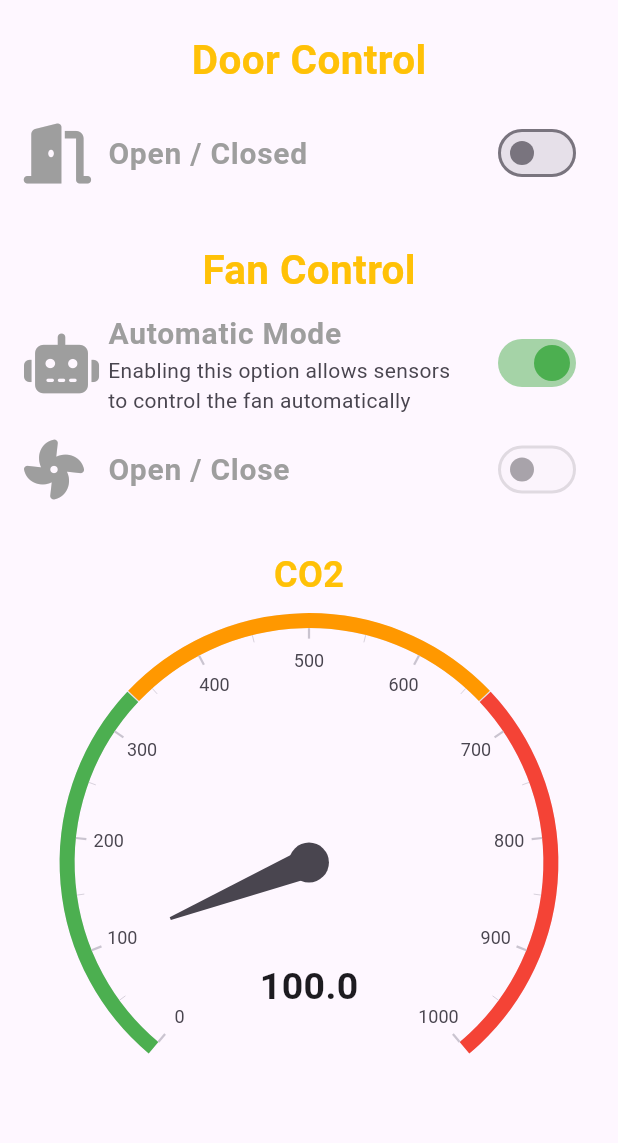
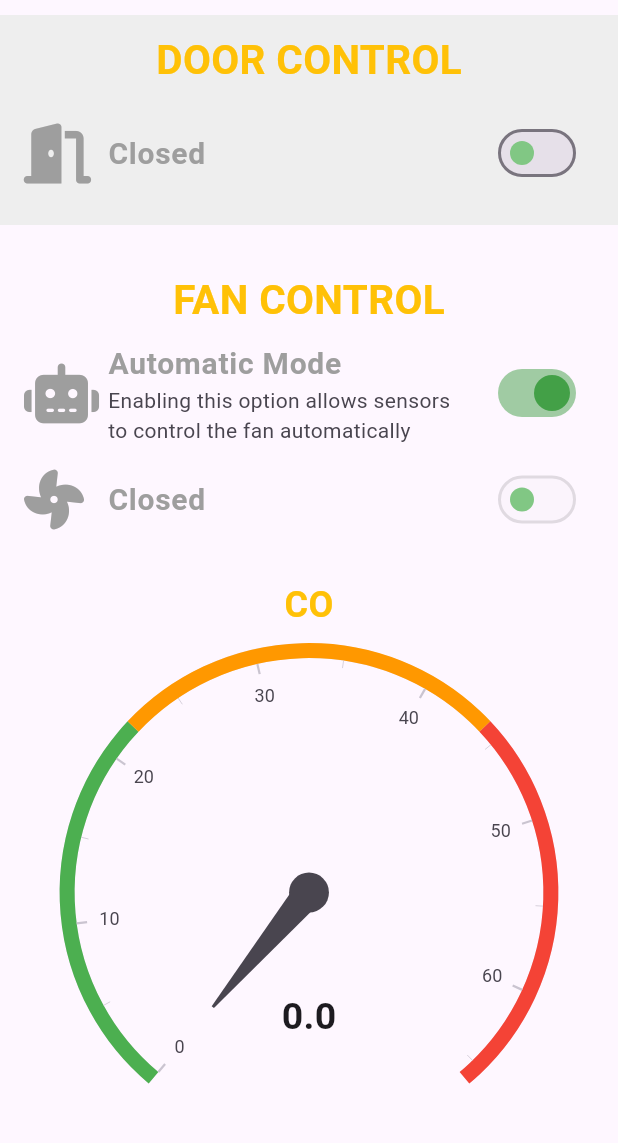
Before and after one commit to MohammadMao/parking_air_quality, a Flutter app: the screen it shows after launch, on a phone screen of 412 x 824 dp, the part 84-1227 px from its top. Run offline on Flutter 3.47's test engine with Material 3 defaults, Android fonts, the light colour scheme and no system bars; drawn by our look-alikes of syncfusion_flutter_gauges; our stand-ins replace font_awesome_flutter; missing offline and left inert: mqtt_client.

Commit message:
connect to mqtt
done subscribe and publish logic

```diff
--- a/lib/functions.dart
+++ b/lib/functions.dart
@@ -3,16 +3,18 @@ import 'package:syncfusion_flutter_gauges/gauges.dart'; // for Gauges/Meters
 
 class SFG extends StatelessWidget {
   final double gas;
+  final double max;
 
-  const SFG({super.key, required this.gas});
+  const SFG({super.key, required this.gas, required this.max});
 
   @override
   Widget build(BuildContext context) {
     return SfRadialGauge(axes: <RadialAxis>[
-      RadialAxis(minimum: 0, maximum: 1000, ranges: <GaugeRange>[
-        GaugeRange(startValue: 0, endValue: 333, color: Colors.green),
-        GaugeRange(startValue: 334, endValue: 666, color: Colors.orange),
-        GaugeRange(startValue: 667, endValue: 1000, color: Colors.red)
+      RadialAxis(minimum: 0, maximum: max, ranges: <GaugeRange>[
+        GaugeRange(startValue: 0, endValue: max / 3, color: Colors.green),
+        GaugeRange(
+            startValue: max / 3, endValue: max * 2 / 3, color: Colors.orange),
+        GaugeRange(startValue: max * 2 / 3, endValue: max, color: Colors.red)
       ], pointers: <GaugePointer>[
         NeedlePointer(value: gas)
       ], annotations: <GaugeAnnotation>[
@@ -56,7 +58,8 @@ class SwitchT extends StatelessWidget {
         value: boolval,
         onChanged: valueChanged,
         secondary: ico,
-        activeColor: Colors.green,
+        activeColor: Colors.green[600],
+        inactiveThumbColor: Colors.green[300],
       ),
     );
   }
--- a/lib/main.dart
+++ b/lib/main.dart
@@ -1,6 +1,10 @@
 import 'package:flutter/material.dart';
 import 'package:font_awesome_flutter/font_awesome_flutter.dart'; // for Icons
 import 'functions.dart';
+import 'mqtt/mqtt_manager.dart';
+import 'mqtt/mqtt_state.dart';
+import 'package:provider/provider.dart';
+import 'mqtt/setters.dart';
 
 void main() {
   runApp(const MyApp());
@@ -11,9 +15,11 @@ class MyApp extends StatelessWidget {
 
   @override
   Widget build(BuildContext context) {
-    return const MaterialApp(
-      home: MyHomePage(title: 'Parking Air Quality'),
-    );
+    return MaterialApp(
+        home: ChangeNotifierProvider<MQTTAppState>(
+      create: (_) => MQTTAppState(),
+      child: const MyHomePage(title: 'Parking Air Quality'),
+    ));
   }
 }
 
@@ -27,14 +33,39 @@ class MyHomePage extends StatefulWidget {
 }
 
 class _MyHomePageState extends State<MyHomePage> {
-  bool autoOn = true;
-  bool doorOpened = false; // will change depending on server info
-  bool fanOn = false; // will change depending on server info
-  double co2 = 100; // will change depending on server info
-  double tvoc = 525; // will change depending on server info
+  late MQTTAppState currentAppState;
+  late MqttManager manager;
+
+  @override
+  void initState() {
+    test();
+    super.initState();
+  }
+
+  @override
+  void dispose() {
+    super.dispose();
+  }
+
+  void test() {
+    final MQTTAppState appState =
+        Provider.of<MQTTAppState>(context, listen: false);
+    // Keep a reference to the app state.
+    currentAppState = appState;
+    // _configureAndConnect();
+    currentAppState.getAppConnectionState == MQTTAppConnectionState.disconnected
+        ? _configureAndConnect()
+        : null;
+  }
 
   @override
   Widget build(BuildContext context) {
+    bool autoOn = true;
+    bool doorOpened = doorval; // will change depending on server info
+    bool fanOn = fanval; // will change depending on server info
+    double co = coval; // will change depending on server info
+    double smoke = smokeval; // will change depending on server info
+
     return Scaffold(
       appBar: AppBar(
           backgroundColor: Colors.teal,
@@ -56,35 +87,48 @@ class _MyHomePageState extends State<MyHomePage> {
               ),
             ],
           )),
-      body: ListView(padding: const EdgeInsets.only(top: 20), children: [
+      body: ListView(padding: const EdgeInsets.only(top: 10), children: [
         Column(
           children: [
+            Container(
+              padding: const EdgeInsets.fromLTRB(0, 10, 0, 20),
+              color: Colors.grey[200],
+              child: Column(
+                children: [
                   const Text(
-              'Door Control',
+                    'DOOR CONTROL',
                     style: TextStyle(
                       color: Colors.amber,
                       fontSize: 27,
                       fontWeight: FontWeight.bold,
                     ),
                   ),
+                  // Text('$co and $smoke, $fanOn, $doorOpened'),
                   const SizedBox(height: 15), //مساحة بين العناصر
                   SwitchT(
                       // Door Switch
                       valueChanged: (val) {
                         setState(() {
                           doorOpened = val;
+                          (doorOpened)
+                              ? manager.publish('open', 'door/status')
+                              : manager.publish('close', 'door/status');
                         });
                       },
                       boolval: doorOpened,
-                txt: 'Open / Closed',
+                      txt: (doorOpened) ? 'Opened' : 'Closed',
                       ico: Icon(
                         FontAwesomeIcons.doorOpen,
                         size: 40,
-                  color: Colors.grey[500],
+                        color:
+                            (doorOpened) ? Colors.green[400] : Colors.grey[500],
                       )),
+                ],
+              ),
+            ),
             const SizedBox(height: 30), //مساحة بين العناصر
             const Text(
-              'Fan Control',
+              'FAN CONTROL',
               style: TextStyle(
                 color: Colors.amber,
                 fontSize: 27,
@@ -111,43 +155,62 @@ class _MyHomePageState extends State<MyHomePage> {
             SwitchT(
               // Fan Switch
               boolval: fanOn,
-              txt: 'Open / Close',
+              txt: (fanOn) ? 'Opened' : 'Closed',
               ico: Icon(
                 FontAwesomeIcons.fan,
                 size: 40,
-                color: Colors.grey[500],
+                color: (fanOn) ? Colors.green[400] : Colors.grey[500],
               ),
               valueChanged: autoOn
                   ? null
                   : (val) {
                       setState(() {
                         fanOn = val;
+                        (fanOn)
+                            ? manager.publish('working', 'fan/status')
+                            : manager.publish('not working', 'fan/status');
                       });
                     },
             ),
             const SizedBox(height: 25), //مساحة بين العناصر
             const Text(
-              'CO2',
+              'CO',
               style: TextStyle(
                 color: Colors.amber,
                 fontSize: 24,
                 fontWeight: FontWeight.bold,
               ),
             ),
-            SFG(gas: co2), //استدعاء عداد للغاز
+            SFG(
+              gas: co,
+              max: 66,
+            ), //استدعاء عداد للغاز
             const SizedBox(height: 25), //مساحة بين العناصر
             const Text(
-              'TVOC',
+              'SMOKE',
               style: TextStyle(
                 color: Colors.amber,
                 fontSize: 24,
                 fontWeight: FontWeight.bold,
               ),
             ),
-            SFG(gas: tvoc), //استدعاء عداد للغاز
+            SFG(
+              gas: smoke,
+              max: 33,
+            ), //استدعاء عداد للغاز
           ],
         )
       ]),
     );
   }
+
+  void _configureAndConnect() {
+    manager = MqttManager(state: currentAppState);
+    manager.initializeMQTTClient();
+    manager.connect();
   }
+
+  void _disconnect() {
+    manager.disconnect();
+  }
+}
--- /dev/null
+++ b/lib/mqtt/mqtt_state.dart
@@ -0,0 +1,15 @@
+import 'package:flutter/cupertino.dart';
+
+enum MQTTAppConnectionState { connected, disconnected, connecting }
+
+class MQTTAppState with ChangeNotifier {
+  MQTTAppConnectionState _appConnectionState =
+      MQTTAppConnectionState.disconnected;
+
+  void setAppConnectionState(MQTTAppConnectionState state) {
+    _appConnectionState = state;
+    // notifyListeners();
+  }
+
+  MQTTAppConnectionState get getAppConnectionState => _appConnectionState;
+}
--- /dev/null
+++ b/lib/mqtt/setters.dart
@@ -0,0 +1,26 @@
+// ignore_for_file: avoid_print
+
+double coval = 0;
+bool doorval = false;
+double smokeval = 0;
+bool fanval = false;
+
+void setSmoke(String smoke) {
+  smokeval = double.parse(smoke);
+  // print('this is string $smokeval');
+}
+
+void setCO(String co) {
+  coval = double.parse(co);
+  // print('this is string $co');
+}
+
+void setDoor(String door) {
+  doorval = (door == 'open') ? true : false;
+  // print(door);
+}
+
+void setFan(String fan) {
+  fanval = (fan == 'not working') ? false : true;
+  // print(fanval);
+}
--- a/pubspec.yaml
+++ b/pubspec.yaml
@@ -37,6 +37,8 @@ dependencies:
   # Use with the CupertinoIcons class for iOS style icons.
   cupertino_icons: ^1.0.2
   font_awesome_flutter: ^10.7.0
+  mqtt_client: ^10.2.1
+  provider: ^6.1.2
 
 dev_dependencies:
   flutter_test:
```
Also changed, not shown: lib/mqtt/mqtt_manager.dart (added, +122 -0 lines), pubspec.lock. Lines whose indentation alone changed are shown as unchanged.
